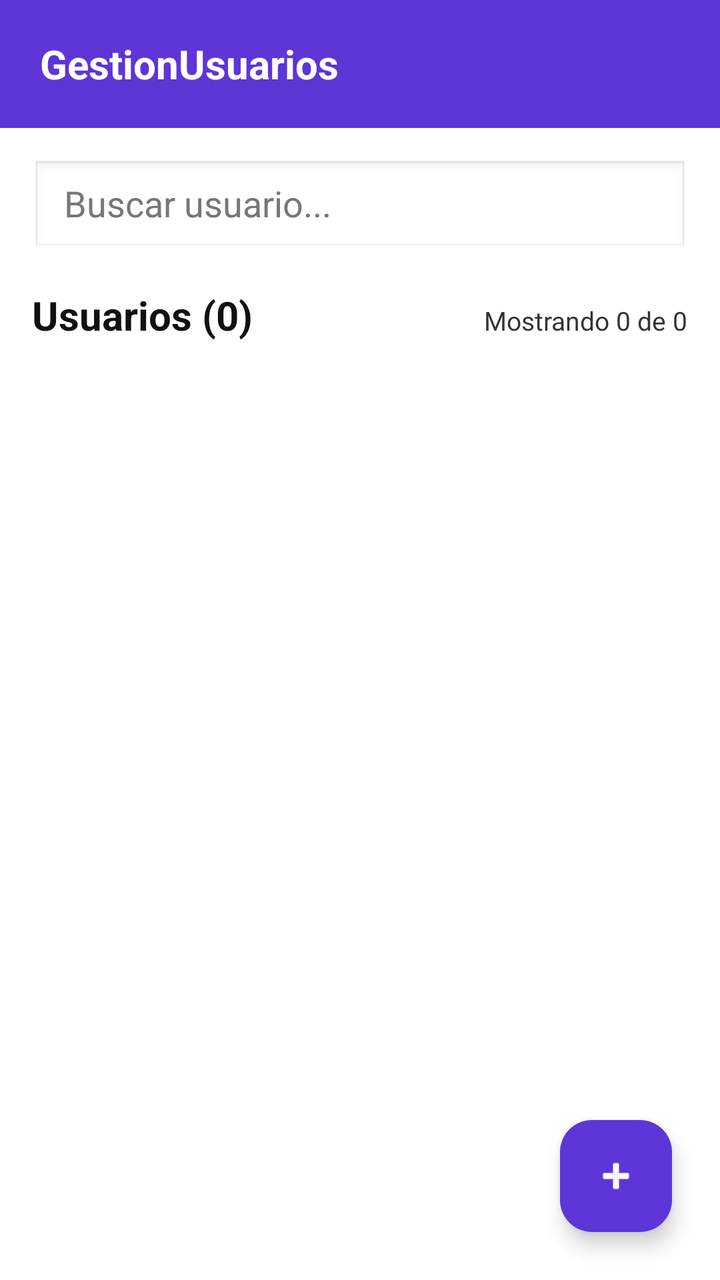
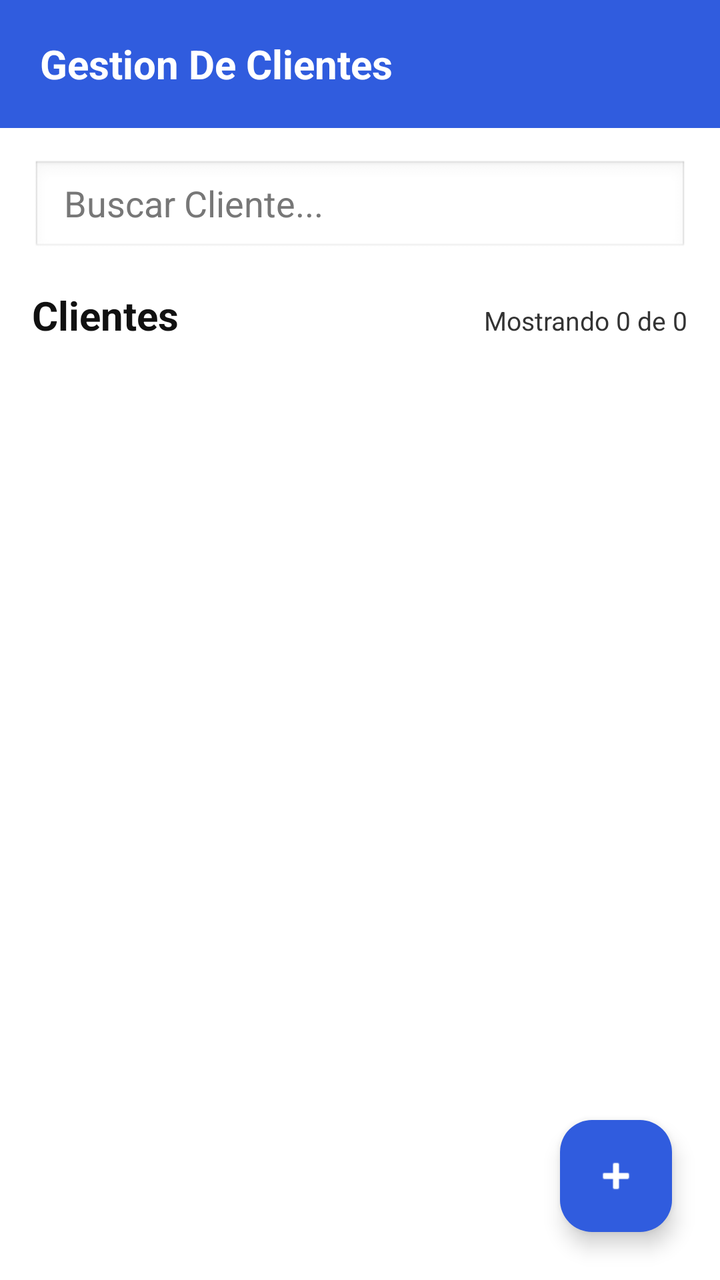

Screens rendered from an Android XML layout before and after an edit, with the pre-edit source and the edit as a unified diff.
<!-- AndroidManifest.xml: application theme Theme.BluePrint -->
<!-- res/layout/activity_main.xml -->
<?xml version="1.0" encoding="utf-8"?>
<FrameLayout xmlns:android="http://schemas.android.com/apk/res/android"
    xmlns:app="http://schemas.android.com/apk/res-auto"
    android:layout_width="match_parent"
    android:layout_height="match_parent"
    android:background="#FFFFFF">

    <LinearLayout
        android:layout_width="match_parent"
        android:layout_height="match_parent"
        android:orientation="vertical">

        <TextView
            android:id="@+id/tvToolbar"
            android:layout_width="match_parent"
            android:layout_height="64dp"
            android:background="#5E35D6"
            android:gravity="center_vertical"
            android:paddingStart="20dp"
            android:text="GestionUsuarios"
            android:textColor="#FFFFFF"
            android:textSize="20sp"
            android:textStyle="bold" />

        <EditText
            android:id="@+id/etBuscar"
            android:layout_width="match_parent"
            android:layout_height="48dp"
            android:layout_margin="16dp"
            android:background="@android:drawable/edit_text"
            android:hint="Buscar usuario..."
            android:paddingStart="16dp"
            android:textColor="#111111"
            android:textColorHint="#777777" />

        <LinearLayout
            android:layout_width="match_parent"
            android:layout_height="wrap_content"
            android:orientation="horizontal"
            android:paddingStart="16dp"
            android:paddingEnd="16dp">

            <TextView
                android:id="@+id/tvContador"
                android:layout_width="0dp"
                android:layout_height="wrap_content"
                android:layout_weight="1"
                android:text="Usuarios (0)"
                android:textColor="#111111"
                android:textSize="20sp"
                android:textStyle="bold" />

            <TextView
                android:id="@+id/tvMostrando"
                android:layout_width="wrap_content"
                android:layout_height="wrap_content"
                android:text="Mostrando 0 de 0"
                android:textColor="#333333"
                android:textSize="13sp" />
        </LinearLayout>

        <TextView
            android:id="@+id/tvMensaje"
            android:layout_width="match_parent"
            android:layout_height="wrap_content"
            android:gravity="center"
            android:padding="24dp"
            android:text="No hay usuarios registrados"
            android:textColor="#555555"
            android:visibility="gone" />

        <ListView
            android:id="@+id/listViewUsuarios"
            android:layout_width="match_parent"
            android:layout_height="0dp"
            android:layout_marginTop="8dp"
            android:layout_weight="1"
            android:divider="@android:color/transparent"
            android:dividerHeight="8dp"
            android:paddingStart="16dp"
            android:paddingEnd="16dp" />

    </LinearLayout>

    <com.google.android.material.floatingactionbutton.FloatingActionButton
        android:id="@+id/fabAgregar"
        android:layout_width="wrap_content"
        android:layout_height="wrap_content"
        android:layout_gravity="bottom|end"
        android:layout_margin="24dp"
        android:contentDescription="Agregar usuario"
        app:backgroundTint="#5E35D6"
        app:fabSize="normal"
        app:srcCompat="@android:drawable/ic_input_add"
        app:tint="#FFFFFF" />

</FrameLayout>
<!-- resources referenced by this layout -->
<resources>
  <style name="Theme.BluePrint" parent="Base.Theme.BluePrint" />
  <style name="Base.Theme.BluePrint" parent="Theme.Material3.DayNight.NoActionBar">
          
          
      </style>
</resources>

<!-- the commit's change to res/layout/activity_main.xml (unified diff, before → after) -->
@@ -14,10 +14,10 @@
             android:id="@+id/tvToolbar"
             android:layout_width="match_parent"
             android:layout_height="64dp"
-            android:background="#5E35D6"
+            android:background="@color/blue_primary"
             android:gravity="center_vertical"
             android:paddingStart="20dp"
-            android:text="GestionUsuarios"
+            android:text="Gestion De Clientes"
             android:textColor="#FFFFFF"
             android:textSize="20sp"
             android:textStyle="bold" />
@@ -28,7 +28,7 @@
             android:layout_height="48dp"
             android:layout_margin="16dp"
             android:background="@android:drawable/edit_text"
-            android:hint="Buscar usuario..."
+            android:hint="Buscar Cliente..."
             android:paddingStart="16dp"
             android:textColor="#111111"
             android:textColorHint="#777777" />
@@ -45,7 +45,7 @@
                 android:layout_width="0dp"
                 android:layout_height="wrap_content"
                 android:layout_weight="1"
-                android:text="Usuarios (0)"
+                android:text="Clientes"
                 android:textColor="#111111"
                 android:textSize="20sp"
                 android:textStyle="bold" />
@@ -89,7 +89,7 @@
         android:layout_gravity="bottom|end"
         android:layout_margin="24dp"
         android:contentDescription="Agregar usuario"
-        app:backgroundTint="#5E35D6"
+        app:backgroundTint="@color/blue_primary"
         app:fabSize="normal"
         app:srcCompat="@android:drawable/ic_input_add"
         app:tint="#FFFFFF" />
<!-- resource entries referenced after the edit -->
@@ -1,9 +1,16 @@
 <!-- resources referenced by this layout -->
 <resources>
+  <color name="blue_primary">#305CDE</color>
   <style name="Theme.BluePrint" parent="Base.Theme.BluePrint" />
   <style name="Base.Theme.BluePrint" parent="Theme.Material3.DayNight.NoActionBar">
           
+          <item name="colorPrimary">@color/blue_primary</item>
+          <item name="colorPrimaryVariant">@color/blue_dark</item>
+          <item name="colorOnPrimary">@color/white</item>
           
+          <item name="android:statusBarColor">@color/blue_dark</item>
       </style>
+  <color name="blue_dark">#1A3EB1</color>
+  <color name="white">#FFFFFFFF</color>
 </resources>
 
